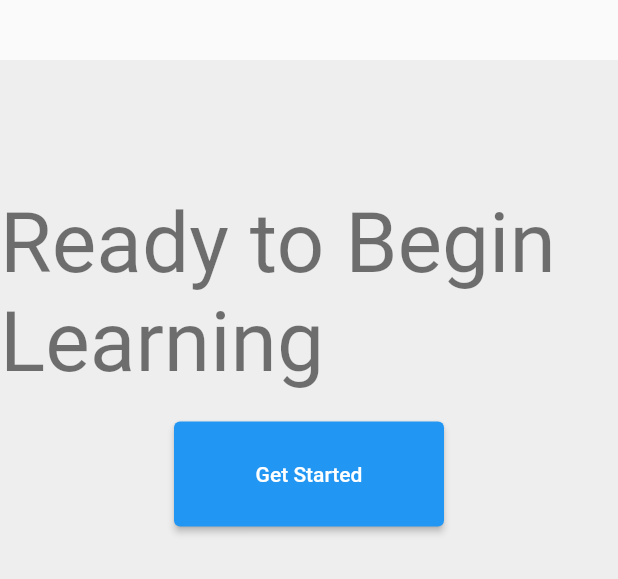
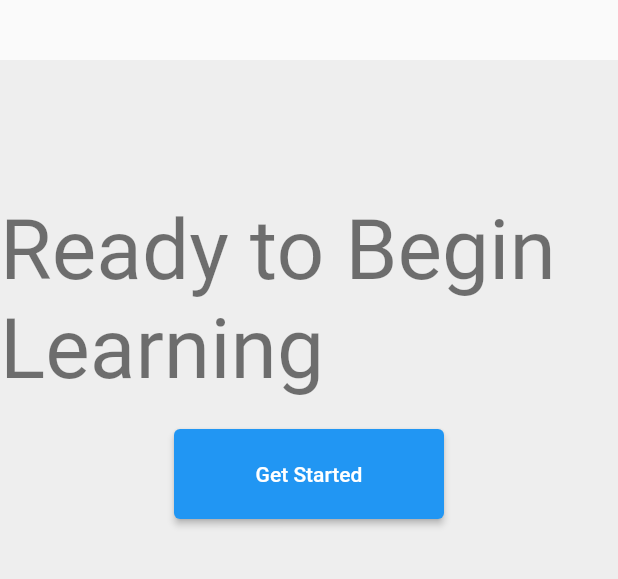
Before and after one commit to PaulMuchwat/Tutorials-Web-App, a Flutter app: the CallToAction widget shown alone on an empty page, opened directly, on a phone screen of 412 x 824 dp. Shown: the top 579 px of the screen. Run offline on Flutter 3.47's test engine with Material 2 defaults, Android fonts, the phone set to English and light mode, and no system bars.

Commit message:
button sizing

```diff
--- a/lib/widgets/call_to_action.dart
+++ b/lib/widgets/call_to_action.dart
@@ -1,5 +1,6 @@
 import 'package:flutter/foundation.dart';
 import 'package:flutter/material.dart';
+import 'package:flutter_academy/res/responsive.dart';
 
 class CallToAction extends StatelessWidget {
   const CallToAction({Key? key}) : super(key: key);
@@ -21,7 +22,9 @@ class CallToAction extends StatelessWidget {
             const SizedBox(height: 20.0),
             ElevatedButton(
               style: ElevatedButton.styleFrom(
-                fixedSize: const Size(180, 70),
+                fixedSize: MediaQuery.of(context).size.width > ScreenSizes.md
+                    ? const Size(180, 50)
+                    : const Size(180, 60),
               ),
               onPressed: () {
                 if (kDebugMode) {
--- a/lib/widgets/featured_section.dart
+++ b/lib/widgets/featured_section.dart
@@ -54,6 +54,12 @@ class FeaturedSection extends StatelessWidget {
                 const SizedBox(height: 20.0),
                 Center(
                   child: ElevatedButton(
+                    // style: ElevatedButton.styleFrom(
+                    //   fixedSize:
+                    //       MediaQuery.of(context).size.width > ScreenSizes.md
+                    //           ? const Size(120, 50)
+                    //           : const Size(120, 60),
+                    // ),
                     onPressed: onActionPressed,
                     child: Text(buttonLabel),
                   ),
```
